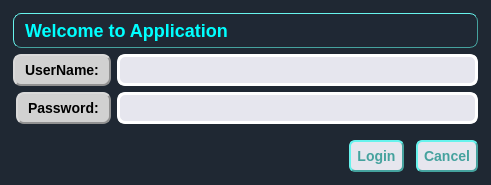
Before: the Qt Designer form ui/auth.ui in kiozet/TaskManagerWithAI, drawn with Qt 5.
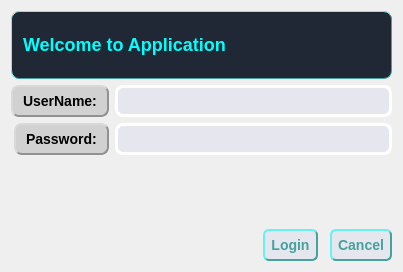
After: the same form once the commit is applied. Icons and pictures are not drawn.

Commit message: Add raccoon, Test background image in auth

Patch:
```diff
--- a/ui/auth.ui
+++ b/ui/auth.ui
@@ -6,8 +6,8 @@
    <rect>
     <x>0</x>
     <y>0</y>
-    <width>491</width>
-    <height>185</height>
+    <width>403</width>
+    <height>272</height>
    </rect>
   </property>
   <property name="sizePolicy">
@@ -21,6 +21,7 @@
   </property>
   <property name="styleSheet">
    <string notr="true">QFrame{
+	background-image: url(TaskManagerWithAI\content\raccoon.jpg);
     border: 2px;
     border-radius: 4px;
     padding: 2px;
```
The commit also changes 1 other file.
